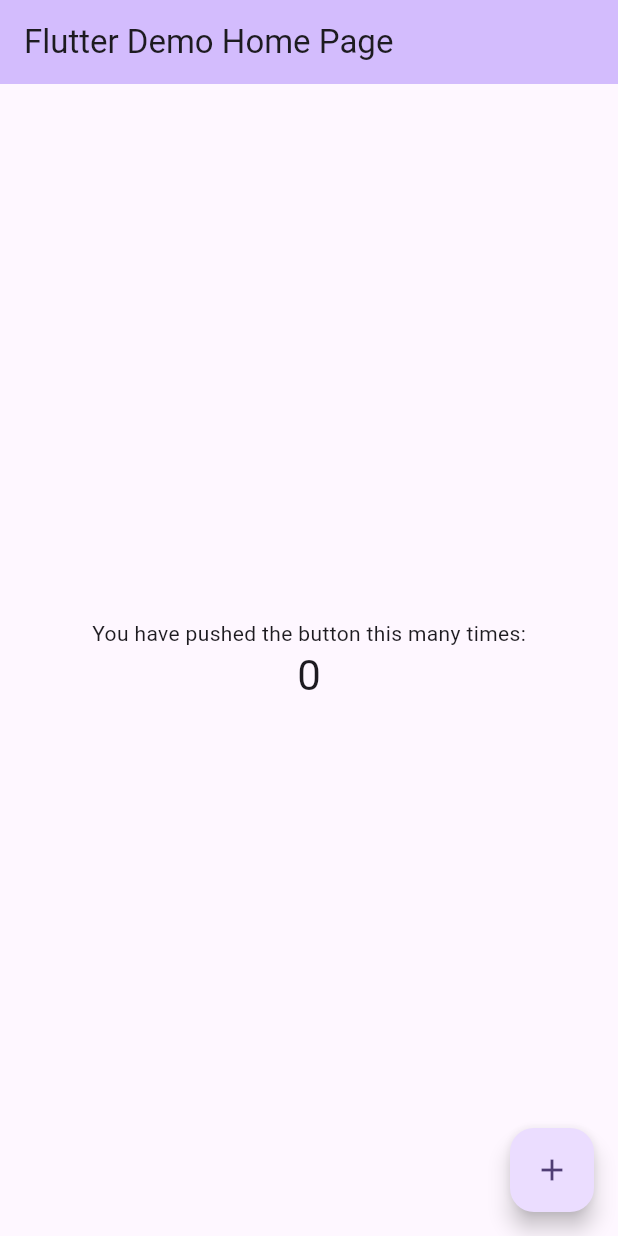
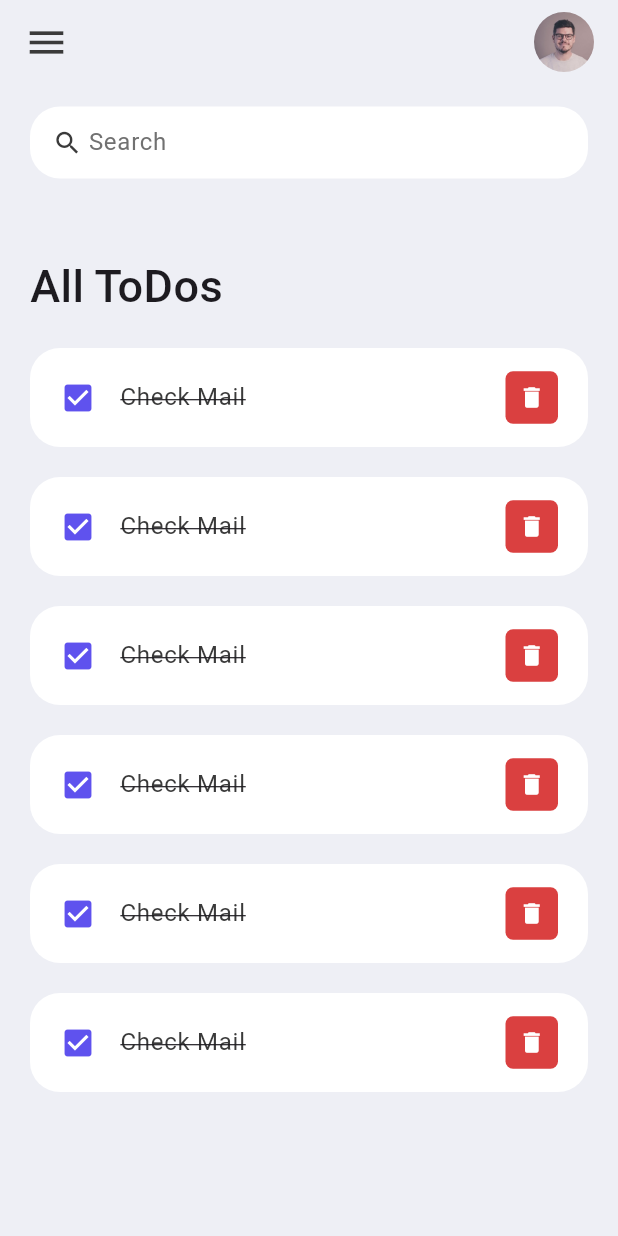
Before and after one commit to faisal-porag/flutter_learning, a Flutter app: the screen it shows after launch, on a phone screen of 412 x 824 dp. Run offline on Flutter 3.47's test engine with Material 2 defaults, Android fonts, the phone set to English and light mode, and no system bars.

Commit message:
list design added

```diff
--- /dev/null
+++ b/lib/constants/colors.dart
@@ -0,0 +1,9 @@
+import 'package:flutter/material.dart';
+
+const Color tdRed = Color(0xFFDA4040);
+const Color tdBlue = Color(0xFF5F52EE);
+
+const Color tdBlack = Color(0xFF3A3A3A);
+const Color tdGrey = Color(0xFF717171);
+
+const Color tdBGColor = Color(0xFFEEEFF5);
--- a/lib/main.dart
+++ b/lib/main.dart
@@ -1,4 +1,6 @@
 import 'package:flutter/material.dart';
+import 'package:flutter/services.dart';
+import 'package:learningdart/screens/home.dart';
 
 void main() {
   runApp(const MyApp());
@@ -10,43 +12,21 @@ class MyApp extends StatelessWidget {
   // This widget is the root of your application.
   @override
   Widget build(BuildContext context) {
+    SystemChrome.setSystemUIOverlayStyle(SystemUiOverlayStyle(statusBarColor: Colors.transparent));
     return MaterialApp(
-      title: 'Flutter Demo',
+      debugShowCheckedModeBanner: false, // FOR REMOVE DEBUG BANNER
+      title: 'ToDo App',
       theme: ThemeData(
-        // This is the theme of your application.
-        //
-        // TRY THIS: Try running your application with "flutter run". You'll see
-        // the application has a blue toolbar. Then, without quitting the app,
-        // try changing the seedColor in the colorScheme below to Colors.green
-        // and then invoke "hot reload" (save your changes or press the "hot
-        // reload" button in a Flutter-supported IDE, or press "r" if you used
-        // the command line to start the app).
-        //
-        // Notice that the counter didn't reset back to zero; the application
-        // state is not lost during the reload. To reset the state, use hot
-        // restart instead.
-        //
-        // This works for code too, not just values: Most code changes can be
-        // tested with just a hot reload.
         colorScheme: ColorScheme.fromSeed(seedColor: Colors.deepPurple),
         useMaterial3: true,
       ),
-      home: const MyHomePage(title: 'Flutter Demo Home Page'),
+      home: Home(),
     );
   }
 }
 
 class MyHomePage extends StatefulWidget {
   const MyHomePage({super.key, required this.title});
-
-  // This widget is the home page of your application. It is stateful, meaning
-  // that it has a State object (defined below) that contains fields that affect
-  // how it looks.
-
-  // This class is the configuration for the state. It holds the values (in this
-  // case the title) provided by the parent (in this case the App widget) and
-  // used by the build method of the State. Fields in a Widget subclass are
-  // always marked "final".
 
   final String title;
 
--- /dev/null
+++ b/lib/screens/home.dart
@@ -0,0 +1,99 @@
+import 'package:flutter/material.dart';
+import 'package:learningdart/constants/colors.dart';
+import 'package:learningdart/widgets/todo_items.dart';
+
+
+class Home extends StatelessWidget {
+  Home({Key? key}) : super(key: key);
+
+  @override
+  Widget build(BuildContext context){
+    return Scaffold(
+      backgroundColor: tdBGColor,
+      appBar: _buildAppBar(),
+      body: Container(
+        padding: EdgeInsets.symmetric(horizontal: 20, vertical: 15),
+        child: Column(
+          children: [
+            searchBox(),
+            Expanded(
+              child: ListView(
+                children: [
+                  Container(
+                    margin: EdgeInsets.only(
+                      top: 50,
+                      bottom: 20,
+                    ),
+                    child: Text(
+                      'All ToDos',
+                      style: TextStyle(
+                        fontSize: 30,
+                        fontWeight: FontWeight.w500,
+                      ),
+                    ),
+                  ),
+                  TodoItem(),
+                  TodoItem(),
+                  TodoItem(),
+                  TodoItem(),
+                  TodoItem(),
+                  TodoItem(),
+              ],),
+            )
+        ]),
+      ),
+    );
+
+  }
+
+  Widget searchBox(){
+    return Container(
+      padding: EdgeInsets.symmetric(horizontal: 15),
+      decoration: BoxDecoration(
+        color: Colors.white,
+        borderRadius: BorderRadius.circular(20)
+      ),
+      child: TextField(
+        decoration: InputDecoration(
+          contentPadding: EdgeInsets.all(0),
+          prefixIcon: Icon(
+            Icons.search,
+            color: tdBlack,
+            size: 20,
+          ),
+          prefixIconConstraints: BoxConstraints(
+            maxHeight: 20,
+            maxWidth: 25,
+          ),
+          border: InputBorder.none,
+          hintText: 'Search',
+          hintStyle: TextStyle(color: tdGrey),
+        ),
+      ),
+    );
+  }
+
+  AppBar _buildAppBar() {
+    return AppBar(
+      elevation: 0,
+      backgroundColor: tdBGColor,
+      title: Row(
+        mainAxisAlignment: MainAxisAlignment.spaceBetween,
+        children: [
+        Icon(
+          Icons.menu,
+          color: tdBlack,
+          size: 30,
+          ),
+        Container(
+          height: 40,
+          width: 40,
+          child: ClipRRect(
+            borderRadius: BorderRadius.circular(20),
+            child: Image.asset('assets/images/avatar.jpeg'),
+          ),
+        )
+      ]),
+    );
+  }
+}
--- /dev/null
+++ b/lib/widgets/todo_items.dart
@@ -0,0 +1,51 @@
+import 'package:flutter/material.dart';
+import 'package:learningdart/constants/colors.dart';
+
+class TodoItem extends StatelessWidget {
+  const TodoItem({super.key});
+
+  @override
+  Widget build(BuildContext context) {
+    return Container(
+      margin: EdgeInsets.only(bottom: 20),
+      child: ListTile(
+        onTap: (){
+          print("clicked on todo items");
+        },
+        shape: RoundedRectangleBorder(
+          borderRadius: BorderRadius.circular(20),
+        ),
+        contentPadding: EdgeInsets.symmetric(horizontal: 20, vertical: 5),
+        tileColor: Colors.white,
+        leading: Icon(
+          Icons.check_box,
+           color: tdBlue,
+          ),
+          title: Text(
+            "Check Mail",
+            style: TextStyle(
+              fontSize: 16,
+              color: tdBlack,
+              decoration: TextDecoration.lineThrough,
+            ),
+          ),
+          trailing: Container(
+            padding: EdgeInsets.all(0),
+            margin: EdgeInsets.symmetric(vertical: 2),
+            height: 35,
+            width: 35,
+            decoration: BoxDecoration(
+              color: tdRed,
+              borderRadius: BorderRadius.circular(5),
+            ),
+            child: IconButton(
+              color: Colors.white,
+              iconSize: 18,
+              icon: Icon(Icons.delete),
+              onPressed: (){},
+            ),
+          ),
+      ),
+    );
+  }
+}
--- a/pubspec.yaml
+++ b/pubspec.yaml
@@ -59,8 +59,8 @@ flutter:
   uses-material-design: true
 
   # To add assets to your application, add an assets section, like this:
-  # assets:
-  #   - images/a_dot_burr.jpeg
+  assets:
+    - assets/images/
   #   - images/a_dot_ham.jpeg
 
   # An image asset can refer to one or more resolution-specific "variants", see
```
Also changed, not shown: assets/images/avatar.jpeg (added), 1 other file.
